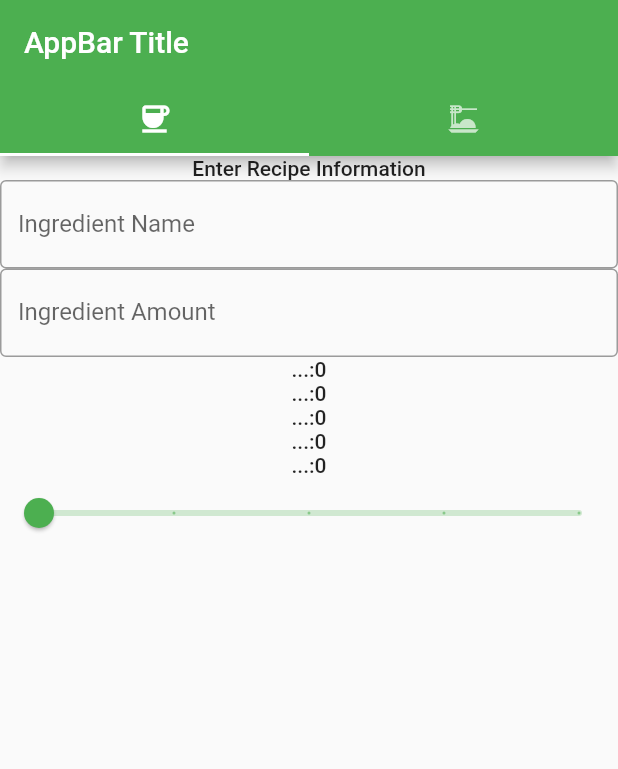
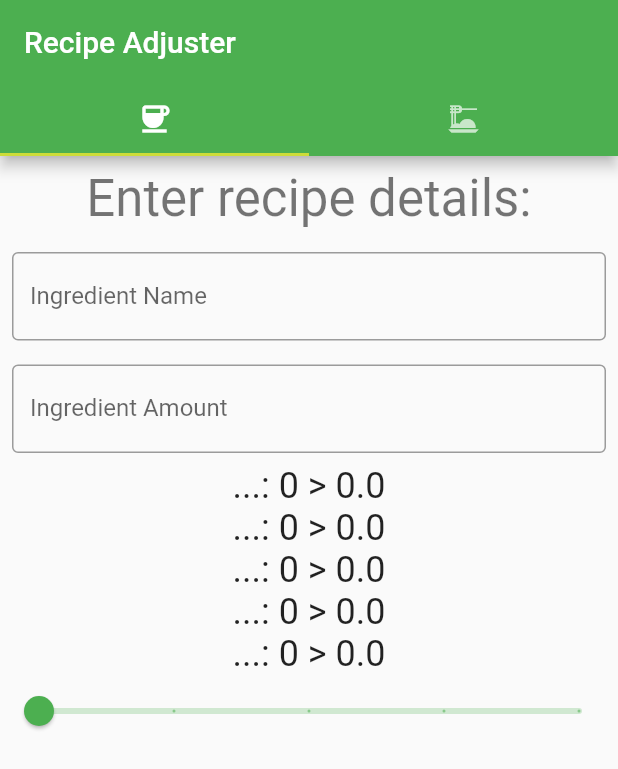
Before and after one commit to t-hamilton20/ESSDev_MobileDev, a Flutter app: the screen it shows after launch, on a phone screen of 412 x 824 dp. Shown: the top 769 px of the screen. Run offline on Flutter 3.47's test engine with Material 2 defaults, Android fonts, the phone set to English and light mode, and no system bars.

Commit message:
Added multiplication and some padding

```diff
--- a/adjust_recipe/lib/main.dart
+++ b/adjust_recipe/lib/main.dart
@@ -14,6 +14,8 @@ class RecipeApp extends StatelessWidget {
       theme: ThemeData(
         // This is the theme of the application.
         primarySwatch: Colors.green,
+        accentColor: Colors.lime,
+        hoverColor: Colors.lime,
       ),
       home: RecipeAdjustPage(title: 'Adjust Page'),
     );
@@ -52,44 +54,78 @@ class _RecipeAdjustPageState extends State<RecipeAdjustPage> {
               Tab(icon: Icon(Icons.dinner_dining))
             ],
           ),
-          title: Text('AppBar Title'),
+          title: Text('Recipe Adjuster'),
         ),
         body: TabBarView(
           children: [
             Column(
               children: <Widget>[
-                Text('Enter Recipe Information',
-                    style: Theme.of(context).textTheme.button),
+                Container(
+                  padding: EdgeInsets.all(8.0),
+                  child: Text('Enter recipe details:',
+                      style: Theme.of(context).textTheme.headline4),
+                ),
                 // For user entry of igredient name
-                TextField(
+                Container(
+                  padding: EdgeInsets.all(8.0),
+                  child: TextField(
                       decoration: InputDecoration(
                         border: OutlineInputBorder(),
                         labelText: 'Ingredient Name',
                       ),
                       onSubmitted: (text) {
-                      _doSomething(text);
+                        _updateList(text);
                       }),
+                ),
                 // For user entry of ingredient amount
-                TextField(
+                Container(
+                  padding: EdgeInsets.all(8.0),
+                  child: TextField(
                       inputFormatters: [FilteringTextInputFormatter.digitsOnly],
                       decoration: InputDecoration(
                         border: OutlineInputBorder(),
                         labelText: 'Ingredient Amount',
                       ),
                       onSubmitted: (amount) {
-                      _doSomething(amount);
+                        _updateList(amount);
                       }),
+                ),
                 // List ingredients and amounts
-                Text(_itemList[0] + ':' + _amountList[0].toString(),
-                    style: Theme.of(context).textTheme.button),
-                Text(_itemList[1] + ':' + _amountList[1].toString(),
-                    style: Theme.of(context).textTheme.button),
-                Text(_itemList[2] + ':' + _amountList[2].toString(),
-                    style: Theme.of(context).textTheme.button),
-                Text(_itemList[3] + ':' + _amountList[3].toString(),
-                    style: Theme.of(context).textTheme.button),
-                Text(_itemList[4] + ':' + _amountList[4].toString(),
-                    style: Theme.of(context).textTheme.button),
+                Text(
+                    _itemList[0] +
+                        ': ' +
+                        _amountList[0].toString() +
+                        ' > ' +
+                        (_amountList[0] * _factor).toString(),
+                    style: Theme.of(context).textTheme.headline5),
+                Text(
+                    _itemList[1] +
+                        ': ' +
+                        _amountList[1].toString() +
+                        ' > ' +
+                        (_amountList[1] * _factor).toString(),
+                    style: Theme.of(context).textTheme.headline5),
+                Text(
+                    _itemList[2] +
+                        ': ' +
+                        _amountList[2].toString() +
+                        ' > ' +
+                        (_amountList[2] * _factor).toString(),
+                    style: Theme.of(context).textTheme.headline5),
+                Text(
+                    _itemList[3] +
+                        ': ' +
+                        _amountList[3].toString() +
+                        ' > ' +
+                        (_amountList[3] * _factor).toString(),
+                    style: Theme.of(context).textTheme.headline5),
+                Text(
+                    _itemList[4] +
+                        ': ' +
+                        _amountList[4].toString() +
+                        ' > ' +
+                        (_amountList[4] * _factor).toString(),
+                    style: Theme.of(context).textTheme.headline5),
 
                 // Slider for recipe multiplication factor
                 Slider(
@@ -112,7 +148,7 @@ class _RecipeAdjustPageState extends State<RecipeAdjustPage> {
     );
   }
 
-  void _doSomething(String text) {
+  void _updateList(String text) {
     setState(() {
       // When zero, edit ingredient name, other wise edit amount
       // Altername between updating name & amount until all 5 entered
```
Lines whose indentation alone changed are shown as unchanged.
